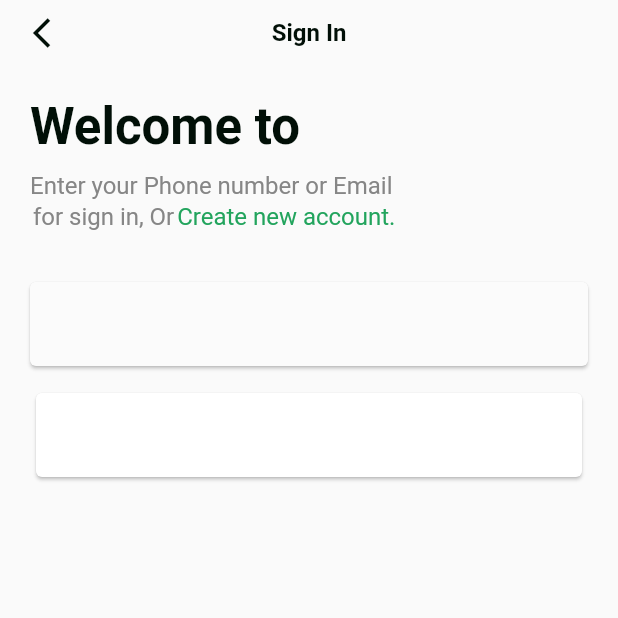
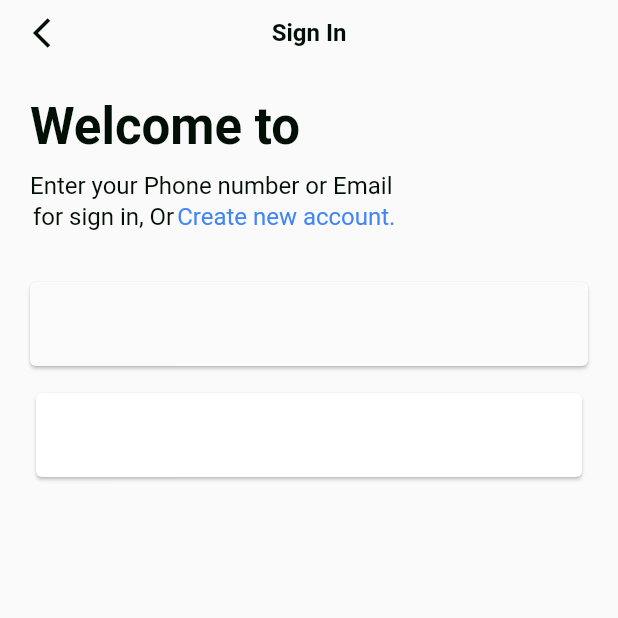
Before and after one commit to RamazonovMirjon/Food_Exam, a Flutter app: the screen it shows after launch, on a phone screen of 412 x 824 dp, the top half of it. Run offline on Flutter 3.47's test engine with Material 2 defaults, Android fonts, the phone set to English and light mode, and no system bars.

Commit message:
Ranglarini oldim

```diff
--- /dev/null
+++ b/lib/core/constants/color_const.dart
@@ -0,0 +1,11 @@
+import 'package:flutter/material.dart';
+
+class ColorConst {
+  static Color blackColor = const Color(0xFF010F07);
+  static Color greyColor = const Color(0xFF868686);
+  static Color greenColor = const Color(0xFF22A45D);
+  static Color blueColor = const Color(0xFF4285F4);
+  static Color cardColor = const Color(0xFFFBFBFB);
+
+
+}
--- a/lib/main.dart
+++ b/lib/main.dart
@@ -1,24 +1,24 @@
 import 'package:flutter/material.dart';
+import 'package:food/core/constants/color_const.dart';
+import 'package:food/routes/my_route.dart';
 import 'package:food/screens/sign_in_page.dart';
-import 'package:food/screens/walkthrough.dart';
 
-void main() {
-  runApp(const MyApp());
-}
+void main() => runApp(MyApp());
 
 class MyApp extends StatelessWidget {
-  const MyApp({Key? key}) : super(key: key);
+  MyApp({Key? key}) : super(key: key);
+
+  final MyRoute _myRoute = MyRoute();
 
   @override
-  Widget build(BuildContext context) {
-    return MaterialApp(
-      title: 'Food App',
-      debugShowCheckedModeBanner: false,
-      theme: ThemeData(
-
-        primarySwatch: Colors.blue,
-      ),
-      home: const SignInPage(),
-    );
-  }
+  Widget build(BuildContext context) => MaterialApp(
+        title: 'Food App',
+        debugShowCheckedModeBanner: false,
+        theme: ThemeData(
+            colorScheme: ColorScheme.light(
+          primary: ColorConst.blueColor,
+        )),
+        initialRoute: '/',
+        home: const SignInPage(),
+      );
 }
--- a/lib/screens/sign_in_page.dart
+++ b/lib/screens/sign_in_page.dart
@@ -1,4 +1,5 @@
 import 'package:flutter/material.dart';
+import 'package:food/core/constants/color_const.dart';
 import 'package:food/widgets/Texts.dart';
 
 import '../widgets/my_appbar.dart';
@@ -31,12 +32,12 @@ class SignInPage extends StatelessWidget {
                   greytext(
                       text: "Create new account.",
                       size: 16,
-                      color: const Color(0xFF22A45D)),
+                      color: ColorConst.blueColor),
                 ],
               ),
             ),
             Card(
-              color: Color(0xFFFBFBFB),
+              color: ColorConst.cardColor,
               margin: const EdgeInsets.symmetric(vertical: 14),
               child: const ListTile(),
             ),
--- a/lib/widgets/Texts.dart
+++ b/lib/widgets/Texts.dart
@@ -15,7 +15,7 @@ Widget bolttext({
 Widget greytext({
   required String text,
   double size = 14,
-    Color color = const Color(0xFF868686),
+    Color color = const Color(0xFF010F07),
 
 }) =>
     Text(
--- a/lib/widgets/my_appbar.dart
+++ b/lib/widgets/my_appbar.dart
@@ -1,4 +1,5 @@
 import 'package:flutter/material.dart';
+import 'package:food/core/constants/color_const.dart';
 
 PreferredSizeWidget myAppBar(
         {Widget title = const Text(''), List<Widget>? listIcon}) =>
@@ -7,7 +8,7 @@ PreferredSizeWidget myAppBar(
       backgroundColor: Colors.transparent,
       elevation: 0,
       leading: IconButton(
-        color: const Color(0xFF010F07),
+        color: ColorConst.blackColor,
         icon: const Icon(
           Icons.arrow_back_ios_outlined,
         ),
```
Also changed, not shown: lib/routes/my_route.dart (+15 -0 lines), lib/core/constants/colors.dart (deleted), 1 other file.
